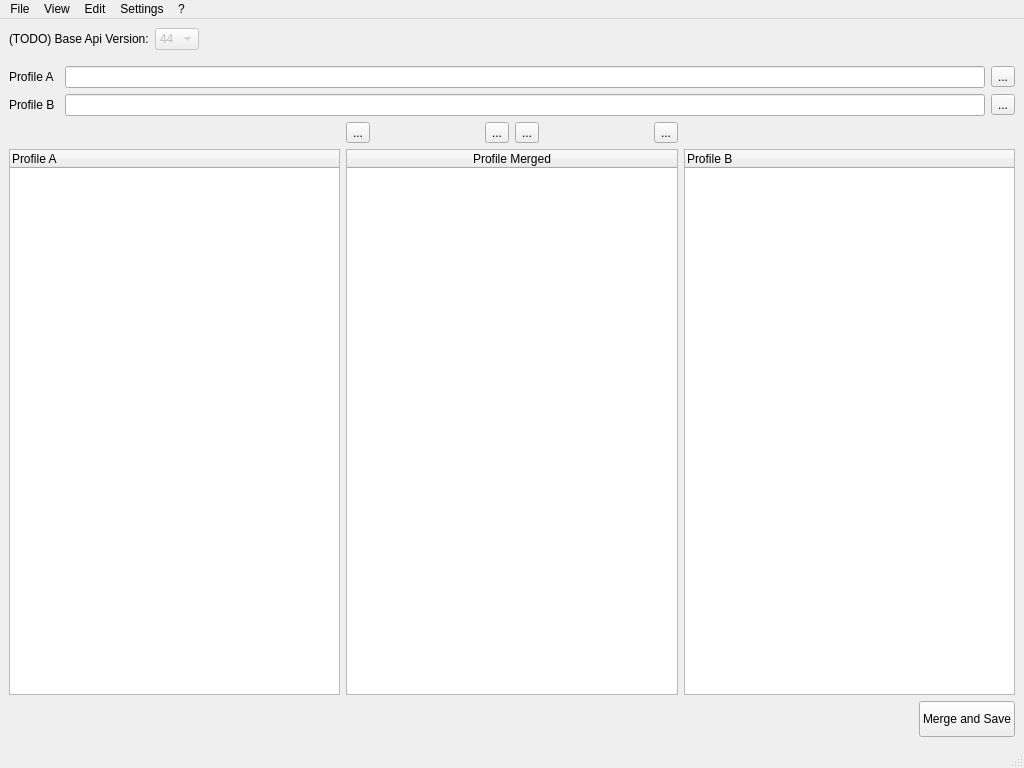
Old version of the form ui/main_window.ui in the repository F1r3f0x/salesforce_profileMergerTool.
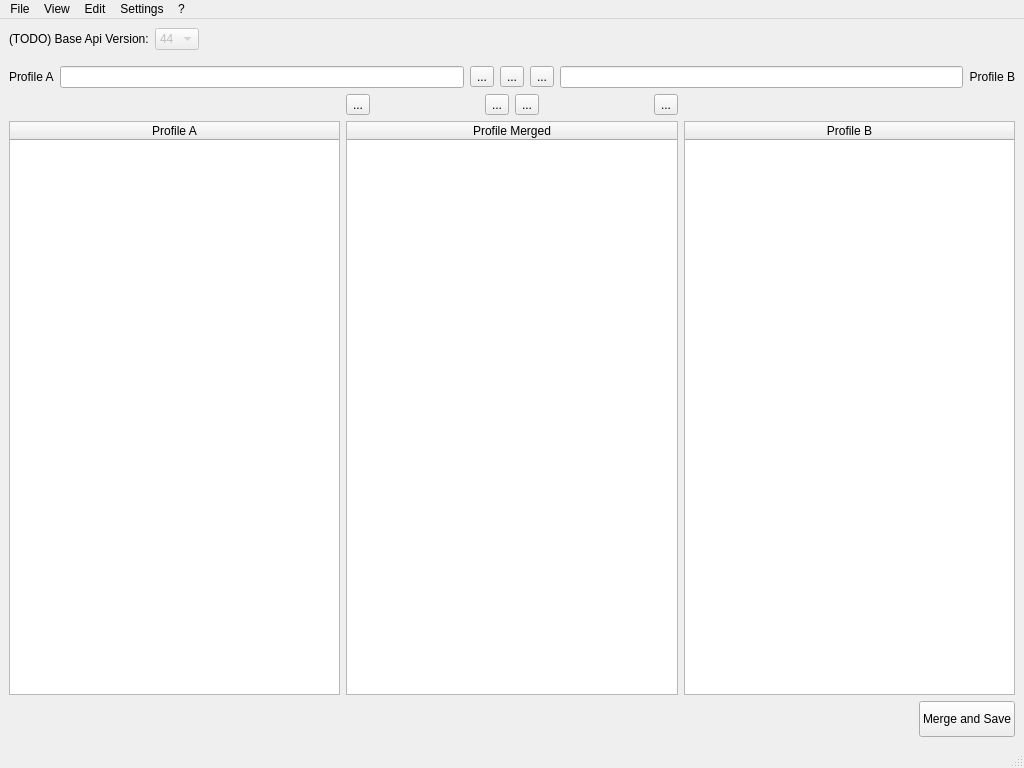
New version of the form. Icons and pictures are not drawn. Custom widgets are drawn as their Qt base class.

```diff
--- a/ui/main_window.ui
+++ b/ui/main_window.ui
@@ -153,12 +153,20 @@
      </layout>
     </item>
     <item>
-     <layout class="QHBoxLayout" name="layout_source">
+     <layout class="QHBoxLayout" name="layout_profiles" stretch="0,0,0">
+      <property name="sizeConstraint">
+       <enum>QLayout::SetDefaultConstraint</enum>
+      </property>
+      <property name="bottomMargin">
+       <number>0</number>
+      </property>
+      <item>
+       <layout class="QHBoxLayout" name="layout_a">
       <property name="spacing">
        <number>6</number>
       </property>
       <item>
-       <widget class="QLabel" name="lbl_source">
+         <widget class="QLabel" name="lbl_a">
         <property name="sizePolicy">
          <sizepolicy hsizetype="Minimum" vsizetype="Fixed">
           <horstretch>0</horstretch>
@@ -167,7 +175,7 @@
         </property>
         <property name="minimumSize">
          <size>
-          <width>50</width>
+            <width>0</width>
           <height>0</height>
          </size>
         </property>
@@ -177,7 +185,7 @@
        </widget>
       </item>
       <item>
-       <widget class="QLineEdit" name="le_source">
+         <widget class="QLineEdit" name="le_a">
         <property name="enabled">
          <bool>true</bool>
         </property>
@@ -187,7 +195,10 @@
        </widget>
       </item>
       <item>
-       <widget class="QToolButton" name="btn_source">
+         <widget class="QToolButton" name="btn_a">
+          <property name="statusTip">
+           <string>Load Profile A</string>
+          </property>
         <property name="text">
          <string>...</string>
         </property>
@@ -196,31 +207,45 @@
      </layout>
     </item>
     <item>
-     <layout class="QHBoxLayout" name="layout_selector">
+       <widget class="QToolButton" name="btn_merge_dir">
+        <property name="toolTip">
+         <string>This will determine which profile values will take priority while merging</string>
+        </property>
+        <property name="statusTip">
+         <string>Change merge direction</string>
+        </property>
+        <property name="text">
+         <string>...</string>
+        </property>
+        <property name="icon">
+         <iconset>
+          <normaloff>icons/arrow-left.svg</normaloff>icons/arrow-left.svg</iconset>
+        </property>
+       </widget>
+      </item>
+      <item>
+       <layout class="QHBoxLayout" name="layout_b">
       <property name="spacing">
        <number>6</number>
       </property>
       <item>
-       <widget class="QLabel" name="lbl_target">
+         <widget class="QToolButton" name="btn_b">
         <property name="sizePolicy">
-         <sizepolicy hsizetype="Minimum" vsizetype="Fixed">
+           <sizepolicy hsizetype="Fixed" vsizetype="Fixed">
           <horstretch>0</horstretch>
           <verstretch>0</verstretch>
          </sizepolicy>
         </property>
-        <property name="minimumSize">
-         <size>
-          <width>50</width>
-          <height>0</height>
-         </size>
+          <property name="statusTip">
+           <string>Load Profile B</string>
         </property>
         <property name="text">
-         <string>Profile B</string>
+           <string>...</string>
         </property>
        </widget>
       </item>
       <item>
-       <widget class="QLineEdit" name="le_target">
+         <widget class="QLineEdit" name="le_b">
         <property name="enabled">
          <bool>true</bool>
         </property>
@@ -239,20 +264,31 @@
        </widget>
       </item>
       <item>
-       <widget class="QToolButton" name="btn_target">
+         <widget class="QLabel" name="lbl_b">
         <property name="sizePolicy">
-         <sizepolicy hsizetype="Fixed" vsizetype="Fixed">
+           <sizepolicy hsizetype="Minimum" vsizetype="Fixed">
           <horstretch>0</horstretch>
           <verstretch>0</verstretch>
          </sizepolicy>
         </property>
+          <property name="minimumSize">
+           <size>
+            <width>0</width>
+            <height>0</height>
+           </size>
+          </property>
         <property name="text">
-         <string>...</string>
+           <string>Profile B</string>
+          </property>
+          <property name="alignment">
+           <set>Qt::AlignRight|Qt::AlignTrailing|Qt::AlignVCenter</set>
         </property>
        </widget>
       </item>
      </layout>
     </item>
+     </layout>
+    </item>
     <item>
      <layout class="QGridLayout" name="fields_selector" rowstretch="0,0">
       <property name="sizeConstraint">
@@ -306,6 +342,9 @@
          <property name="text">
           <string>Profile B</string>
          </property>
+         <property name="textAlignment">
+          <set>AlignCenter</set>
+         </property>
         </column>
        </widget>
       </item>
@@ -415,7 +454,7 @@
           <string>Profile A</string>
          </property>
          <property name="textAlignment">
-          <set>AlignLeading|AlignVCenter</set>
+          <set>AlignCenter</set>
          </property>
         </column>
        </widget>
```
Left out of the diff: 54 changed lines with no effect on the pictures. Lines whose indentation alone changed are shown as unchanged.
